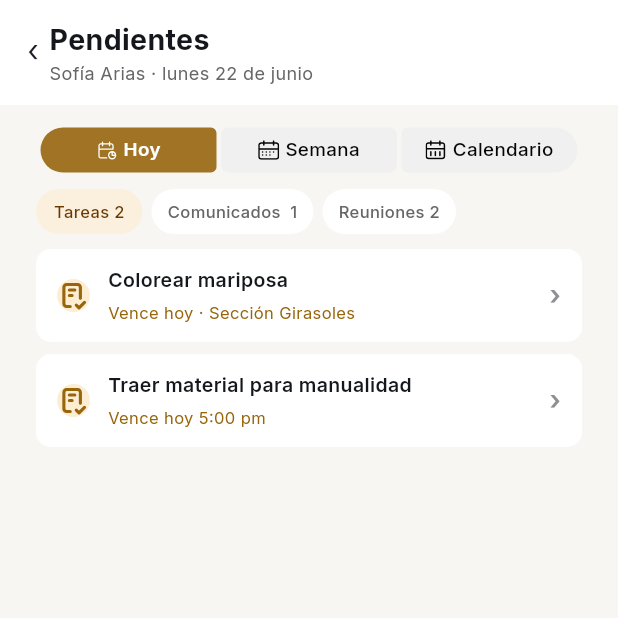
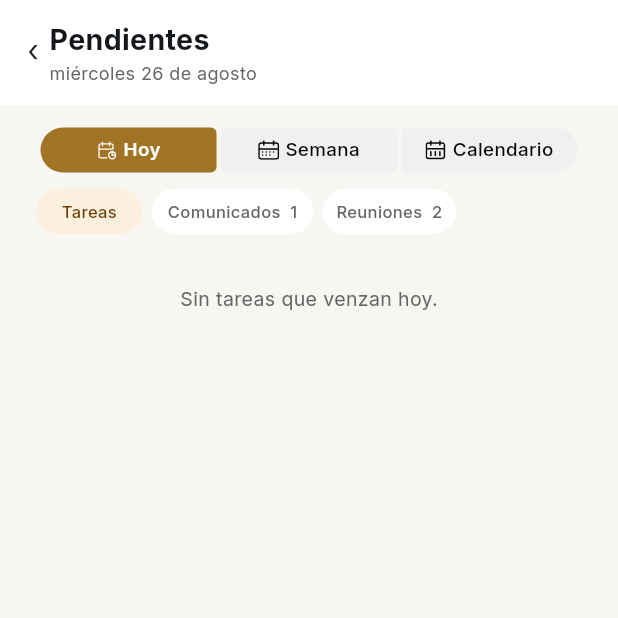
Before and after one commit to LarryBryan7/kolexa-app, a Flutter app: the PendientesPage screen opened directly, on a phone screen of 412 x 824 dp, the top half of it. Run offline on Flutter 3.47's test engine with Material 3 defaults, Android fonts, the light colour scheme and no system bars; our stand-ins replace cached_network_image, dio, equatable, firebase_core, firebase_messaging, flutter_bloc and 8 more; accounts and stored records are empty; network calls fail.

Commit message:
fix(mobile): zona horaria en fechas de vencimiento + datos reales en Urgente/Pendientes
- Nuevo helper lima_date.dart (limaDay/limaToday, offset fijo UTC-5):
  las dueDate llegan en UTC y extraer .year/.month/.day directo daba
  el día equivocado para tareas puestas cerca de medianoche Lima
  (ej. 11:59pm hoy se mostraba como "mañana").
- "Urgente para hoy" y "Pendientes" ahora muestran las tareas reales
  de Classroom que vencen hoy (antes eran textos/tarjetas fijas).
- "Esta semana" (card del Home y pantalla completa) ahora arranca al
  día siguiente de hoy, ya que la pestaña/tarjeta "Hoy" ya cubre el
  día actual — evita mostrar la misma tarea en ambos lados.
- Chips de filtro en Pendientes (Tareas/Comunicados/Reuniones): si el
  conteo es 0 se muestra solo el nombre, sin el número.

```diff
--- a/mobile/lib/features/home/ui/pendientes_page.dart
+++ b/mobile/lib/features/home/ui/pendientes_page.dart
@@ -2,6 +2,8 @@
 
 import 'package:flutter/material.dart';
 import 'package:flutter_svg/flutter_svg.dart';
+import 'package:intl/intl.dart';
+import '../../classroom/data/models/gc_models.dart';
 
 const _kSvgChecklist =
     '<svg width="16" height="16" viewBox="0 0 16 16" fill="none" xmlns="http://www.w3.org/2000/svg">'
@@ -40,12 +42,24 @@ const _kChipActiveText = Color(0xFF693902);
 const _kTaskIconBg = Color(0xFFFDEED3);
 const _kTaskAmber = Color(0xFF96650C);
 
+// Si no hay pendientes en un chip, se muestra solo el nombre (sin el
+// "0" ni ningún número) — el número solo aparece cuando hay algo real.
+String _chipLabel(String name, int count) =>
+    count > 0 ? '$name  $count' : name;
+
 enum _RangoTab { hoy, semana, calendario }
 
 enum _FiltroChip { tareas, comunicados, reuniones }
 
 class PendientesPage extends StatefulWidget {
-  const PendientesPage({super.key});
+  final String studentName;
+  final List<GcCoursework> todayTasks;
+
+  const PendientesPage({
+    super.key,
+    this.studentName = '',
+    this.todayTasks = const [],
+  });
 
   @override
   State<PendientesPage> createState() => _PendientesPageState();
@@ -92,11 +106,14 @@ class _PendientesPageState extends State<PendientesPage> {
                             color: _kTextDark,
                           ),
                         ),
-                        // TODO: reemplazar por alumno/fecha reales una vez
-                        // que se defina la conexión a datos de esta pantalla.
-                        const Text(
-                          'Sofía Arias · lunes 22 de junio',
-                          style: TextStyle(fontSize: 12, color: _kGray),
+                        Text(
+                          [
+                            if (widget.studentName.isNotEmpty)
+                              widget.studentName,
+                            DateFormat("EEEE d 'de' MMMM", 'es')
+                                .format(DateTime.now()),
+                          ].join(' · '),
+                          style: const TextStyle(fontSize: 12, color: _kGray),
                         ),
                       ],
                     ),
@@ -121,7 +138,7 @@ class _PendientesPageState extends State<PendientesPage> {
                     Row(
                       children: [
                         _FiltroChipWidget(
-                          label: 'Tareas 2',
+                          label: _chipLabel('Tareas', widget.todayTasks.length),
                           width: 71,
                           active: _filtro == _FiltroChip.tareas,
                           onTap: () =>
@@ -129,7 +146,7 @@ class _PendientesPageState extends State<PendientesPage> {
                         ),
                         const SizedBox(width: 6),
                         _FiltroChipWidget(
-                          label: 'Comunicados  1',
+                          label: _chipLabel('Comunicados', 1),
                           width: 108,
                           active: _filtro == _FiltroChip.comunicados,
                           onTap: () =>
@@ -137,7 +154,7 @@ class _PendientesPageState extends State<PendientesPage> {
                         ),
                         const SizedBox(width: 6),
                         _FiltroChipWidget(
-                          label: 'Reuniones 2',
+                          label: _chipLabel('Reuniones', 2),
                           width: 89,
                           active: _filtro == _FiltroChip.reuniones,
                           onTap: () =>
@@ -147,19 +164,27 @@ class _PendientesPageState extends State<PendientesPage> {
                     ),
                     const SizedBox(height: 10),
 
-                    // ── Lista de tarjetas (estado Hoy + Tareas, único
-                    // diseñado en Figma por ahora) ──────────────
+                    // ── Lista de tarjetas ────────────────────────
                     if (_tab == _RangoTab.hoy &&
                         _filtro == _FiltroChip.tareas) ...[
-                      const _TaskCard(
-                        title: 'Colorear mariposa',
-                        subtitle: 'Vence hoy · Sección Girasoles',
-                      ),
-                      const SizedBox(height: 8),
-                      const _TaskCard(
-                        title: 'Traer material para manualidad',
-                        subtitle: 'Vence hoy 5:00 pm',
-                      ),
+                      if (widget.todayTasks.isEmpty)
+                        const Padding(
+                          padding: EdgeInsets.only(top: 24),
+                          child: Center(
+                            child: Text(
+                              'Sin tareas que venzan hoy.',
+                              style: TextStyle(fontSize: 13, color: _kGray),
+                            ),
+                          ),
+                        )
+                      else
+                        for (final cw in widget.todayTasks) ...[
+                          _TaskCard(
+                            title: cw.title,
+                            subtitle: 'Vence hoy · ${cw.courseName}',
+                          ),
+                          const SizedBox(height: 8),
+                        ],
                     ] else
                       const Padding(
                         padding: EdgeInsets.only(top: 24),
```
Also changed, not shown: mobile/lib/core/utils/lima_date.dart (added, +7 -0 lines), mobile/lib/features/home/ui/esta_semana_page.dart (+10 -9 lines), mobile/lib/features/home/ui/home_v2_page.dart (+43 -14 lines).
